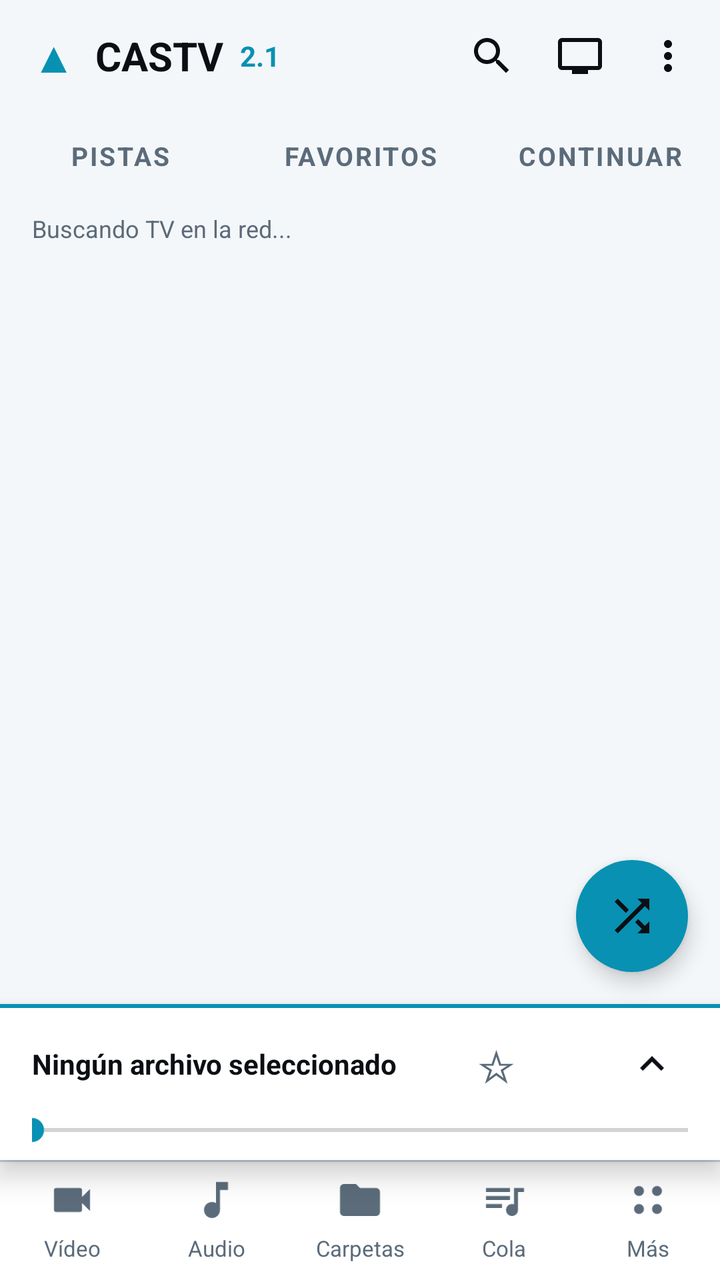
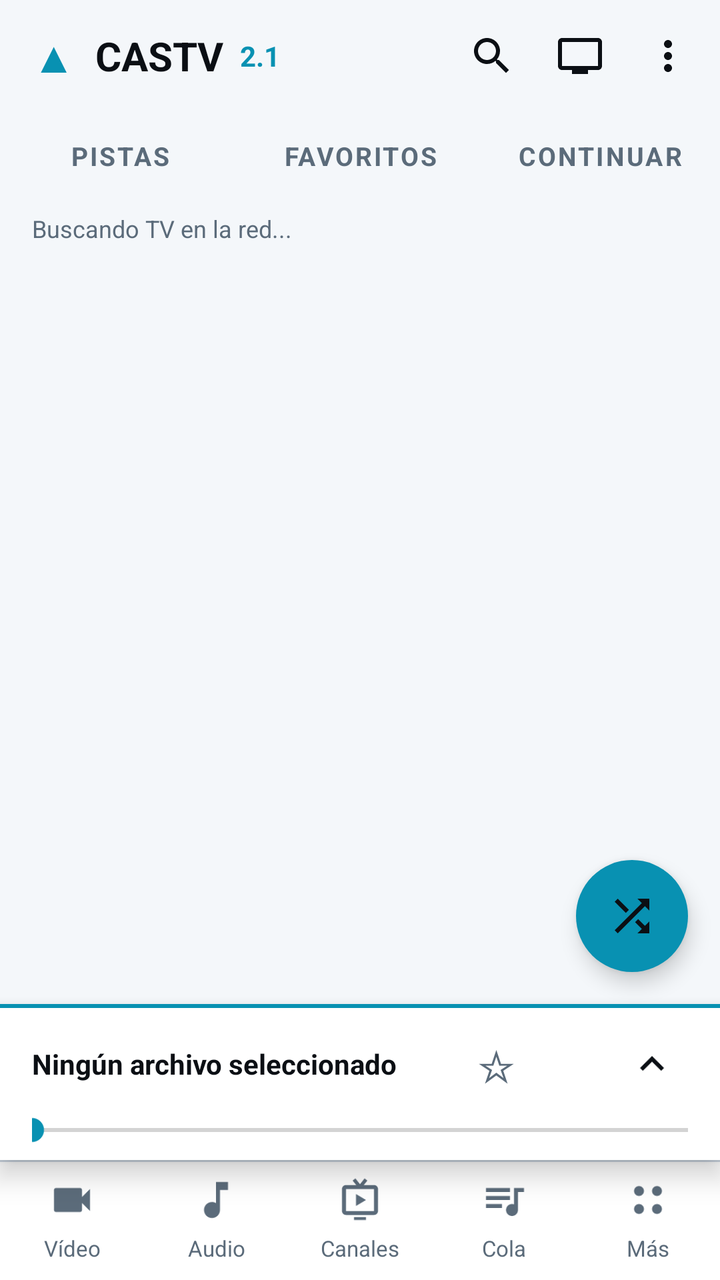

Compare the two renders of this Android layout. The source of the first and the diff that turns it into the second are given below.
<!-- AndroidManifest.xml: application theme Theme.Castv -->
<!-- res/layout/activity_main.xml -->
<?xml version="1.0" encoding="utf-8"?>
<LinearLayout xmlns:android="http://schemas.android.com/apk/res/android"
    android:layout_width="match_parent"
    android:layout_height="match_parent"
    android:background="@color/vlc_bg"
    android:orientation="vertical">

    
    <LinearLayout
        android:layout_width="match_parent"
        android:layout_height="56dp"
        android:gravity="center_vertical"
        android:orientation="horizontal"
        android:paddingStart="16dp"
        android:paddingEnd="4dp">

        <TextView
            android:layout_width="wrap_content"
            android:layout_height="wrap_content"
            android:text="▲"
            android:textColor="?attr/castvAccent"
            android:textSize="22sp" />

        <TextView
            android:layout_width="wrap_content"
            android:layout_height="wrap_content"
            android:layout_marginStart="10dp"
            android:text="CASTV"
            android:textColor="@color/vlc_text"
            android:textSize="20sp"
            android:textStyle="bold" />

        <TextView
            android:layout_width="wrap_content"
            android:layout_height="wrap_content"
            android:layout_marginStart="8dp"
            android:text="2.1"
            android:textColor="?attr/castvAccent"
            android:textSize="14sp"
            android:textStyle="bold" />

        <View
            android:layout_width="0dp"
            android:layout_height="1dp"
            android:layout_weight="1" />

        <ImageButton
            android:id="@+id/btnSearch"
            android:layout_width="44dp"
            android:layout_height="44dp"
            android:background="?attr/selectableItemBackgroundBorderless"
            android:contentDescription="Buscar"
            android:padding="10dp"
            android:scaleType="fitCenter"
            android:src="@drawable/ic_search" />

        <ImageButton
            android:id="@+id/btnOutput"
            android:layout_width="44dp"
            android:layout_height="44dp"
            android:background="?attr/selectableItemBackgroundBorderless"
            android:contentDescription="Salida de música"
            android:padding="10dp"
            android:scaleType="fitCenter"
            android:src="@drawable/ic_tv" />

        <ImageButton
            android:id="@+id/btnMenu"
            android:layout_width="44dp"
            android:layout_height="44dp"
            android:background="?attr/selectableItemBackgroundBorderless"
            android:contentDescription="Más opciones"
            android:padding="10dp"
            android:scaleType="fitCenter"
            android:src="@drawable/ic_more_vert_w" />
    </LinearLayout>

    
    <LinearLayout
        android:id="@+id/searchBar"
        android:layout_width="match_parent"
        android:layout_height="wrap_content"
        android:gravity="center_vertical"
        android:orientation="horizontal"
        android:paddingStart="12dp"
        android:paddingEnd="12dp"
        android:paddingBottom="8dp"
        android:visibility="gone">

        <EditText
            android:id="@+id/etSearch"
            android:layout_width="0dp"
            android:layout_height="44dp"
            android:layout_weight="1"
            android:background="@drawable/bg_search"
            android:hint="Buscar..."
            android:imeOptions="actionSearch"
            android:importantForAutofill="no"
            android:inputType="text"
            android:maxLines="1"
            android:paddingStart="16dp"
            android:paddingEnd="16dp"
            android:singleLine="true"
            android:textColor="@color/vlc_text"
            android:textColorHint="@color/vlc_muted"
            android:textSize="14sp" />

        <TextView
            android:id="@+id/btnClearSearch"
            android:layout_width="44dp"
            android:layout_height="44dp"
            android:gravity="center"
            android:text="✕"
            android:textColor="@color/vlc_muted"
            android:textSize="16sp"
            android:visibility="gone" />
    </LinearLayout>

    
    <LinearLayout
        android:layout_width="match_parent"
        android:layout_height="44dp"
        android:orientation="horizontal">

        <TextView
            android:id="@+id/tabAll"
            android:layout_width="0dp"
            android:layout_height="match_parent"
            android:layout_weight="1"
            android:background="@drawable/tab_off"
            android:gravity="center"
            android:letterSpacing="0.08"
            android:text="PISTAS"
            android:textColor="@color/vlc_muted"
            android:textSize="13sp"
            android:textStyle="bold" />

        <TextView
            android:id="@+id/tabFavs"
            android:layout_width="0dp"
            android:layout_height="match_parent"
            android:layout_weight="1"
            android:background="@drawable/tab_off"
            android:gravity="center"
            android:letterSpacing="0.08"
            android:text="FAVORITOS"
            android:textColor="@color/vlc_muted"
            android:textSize="13sp"
            android:textStyle="bold" />

        <TextView
            android:id="@+id/tabResume"
            android:layout_width="0dp"
            android:layout_height="match_parent"
            android:layout_weight="1"
            android:background="@drawable/tab_off"
            android:gravity="center"
            android:letterSpacing="0.08"
            android:text="CONTINUAR"
            android:textColor="@color/vlc_muted"
            android:textSize="13sp"
            android:textStyle="bold" />
    </LinearLayout>

    
    <TextView
        android:id="@+id/tvFilter"
        android:layout_width="wrap_content"
        android:layout_height="32dp"
        android:layout_marginStart="12dp"
        android:layout_marginTop="6dp"
        android:background="@drawable/bg_chip"
        android:ellipsize="end"
        android:gravity="center_vertical"
        android:maxLines="1"
        android:paddingStart="14dp"
        android:paddingEnd="14dp"
        android:textColor="?attr/castvAccent"
        android:textSize="12sp"
        android:textStyle="bold"
        android:visibility="gone" />

    <TextView
        android:id="@+id/tvStatus"
        android:layout_width="match_parent"
        android:layout_height="wrap_content"
        android:ellipsize="end"
        android:maxLines="2"
        android:paddingStart="16dp"
        android:paddingTop="6dp"
        android:paddingEnd="16dp"
        android:paddingBottom="4dp"
        android:text="Buscando TV en la red..."
        android:textColor="@color/vlc_muted"
        android:textSize="12sp" />

    <FrameLayout
        android:layout_width="match_parent"
        android:layout_height="0dp"
        android:layout_weight="1">

        <ListView
            android:id="@+id/listFiles"
            android:layout_width="match_parent"
            android:layout_height="match_parent"
            android:background="@color/vlc_bg"
            android:clipToPadding="false"
            android:divider="@android:color/transparent"
            android:dividerHeight="0dp"
            android:footerDividersEnabled="false"
            android:headerDividersEnabled="false"
            android:scrollbars="none" />

        <TextView
            android:id="@+id/tvEmpty"
            android:layout_width="match_parent"
            android:layout_height="wrap_content"
            android:layout_gravity="center"
            android:gravity="center"
            android:lineSpacingExtra="4dp"
            android:padding="32dp"
            android:textColor="@color/vlc_muted"
            android:textSize="15sp"
            android:visibility="gone" />

        <ImageButton
            android:id="@+id/fabShuffle"
            android:layout_width="56dp"
            android:layout_height="56dp"
            android:layout_gravity="bottom|end"
            android:layout_margin="16dp"
            android:background="@drawable/ctrl_play"
            android:contentDescription="Mezclar y reproducir"
            android:elevation="6dp"
            android:padding="15dp"
            android:scaleType="fitCenter"
            android:src="@drawable/ic_shuffle"
            android:tint="#0B0F14" />
    </FrameLayout>

    <include layout="@layout/player_bar" />

    
    <LinearLayout
        android:layout_width="match_parent"
        android:layout_height="60dp"
        android:background="@drawable/bg_bottom_nav"
        android:orientation="horizontal">

        <TextView
            android:id="@+id/navVideo"
            android:layout_width="0dp"
            android:layout_height="match_parent"
            android:layout_weight="1"
            android:drawablePadding="2dp"
            android:drawableTint="@color/vlc_muted"
            android:drawableTop="@drawable/ic_nav_video"
            android:ellipsize="end"
            android:gravity="center"
            android:maxLines="1"
            android:paddingStart="4dp"
            android:paddingTop="8dp"
            android:paddingEnd="4dp"
            android:paddingBottom="6dp"
            android:text="Vídeo"
            android:textColor="@color/vlc_muted"
            android:textSize="11sp" />

        <TextView
            android:id="@+id/navAudio"
            android:layout_width="0dp"
            android:layout_height="match_parent"
            android:layout_weight="1"
            android:drawablePadding="2dp"
            android:drawableTint="@color/vlc_muted"
            android:drawableTop="@drawable/ic_nav_audio"
            android:ellipsize="end"
            android:gravity="center"
            android:maxLines="1"
            android:paddingStart="4dp"
            android:paddingTop="8dp"
            android:paddingEnd="4dp"
            android:paddingBottom="6dp"
            android:text="Audio"
            android:textColor="@color/vlc_muted"
            android:textSize="11sp" />

        <TextView
            android:id="@+id/navFolders"
            android:layout_width="0dp"
            android:layout_height="match_parent"
            android:layout_weight="1"
            android:drawablePadding="2dp"
            android:drawableTint="@color/vlc_muted"
            android:drawableTop="@drawable/ic_nav_folder"
            android:ellipsize="end"
            android:gravity="center"
            android:maxLines="1"
            android:paddingStart="4dp"
            android:paddingTop="8dp"
            android:paddingEnd="4dp"
            android:paddingBottom="6dp"
            android:text="Carpetas"
            android:textColor="@color/vlc_muted"
            android:textSize="11sp" />

        <TextView
            android:id="@+id/navQueue"
            android:layout_width="0dp"
            android:layout_height="match_parent"
            android:layout_weight="1"
            android:drawablePadding="2dp"
            android:drawableTint="@color/vlc_muted"
            android:drawableTop="@drawable/ic_nav_queue"
            android:ellipsize="end"
            android:gravity="center"
            android:maxLines="1"
            android:paddingStart="4dp"
            android:paddingTop="8dp"
            android:paddingEnd="4dp"
            android:paddingBottom="6dp"
            android:text="Cola"
            android:textColor="@color/vlc_muted"
            android:textSize="11sp" />

        <TextView
            android:id="@+id/navMore"
            android:layout_width="0dp"
            android:layout_height="match_parent"
            android:layout_weight="1"
            android:drawablePadding="2dp"
            android:drawableTint="@color/vlc_muted"
            android:drawableTop="@drawable/ic_nav_more"
            android:ellipsize="end"
            android:gravity="center"
            android:maxLines="1"
            android:paddingStart="4dp"
            android:paddingTop="8dp"
            android:paddingEnd="4dp"
            android:paddingBottom="6dp"
            android:text="Más"
            android:textColor="@color/vlc_muted"
            android:textSize="11sp" />
    </LinearLayout>
</LinearLayout>
<!-- res/layout/player_bar.xml (included above) -->
<?xml version="1.0" encoding="utf-8"?>
<LinearLayout xmlns:android="http://schemas.android.com/apk/res/android"
    android:layout_width="match_parent"
    android:layout_height="wrap_content"
    android:background="@drawable/bg_mini_player"
    android:elevation="8dp"
    android:orientation="vertical"
    android:paddingStart="16dp"
    android:paddingTop="10dp"
    android:paddingEnd="16dp"
    android:paddingBottom="6dp">

    <LinearLayout
        android:layout_width="match_parent"
        android:layout_height="wrap_content"
        android:gravity="center_vertical"
        android:orientation="horizontal">

        <FrameLayout
            android:id="@+id/nowThumbBox"
            android:layout_width="56dp"
            android:layout_height="42dp"
            android:layout_marginEnd="10dp"
            android:background="@drawable/bg_thumb"
            android:clipToOutline="true"
            android:visibility="gone">

            <ImageView
                android:id="@+id/nowIcon"
                android:layout_width="match_parent"
                android:layout_height="match_parent"
                android:contentDescription="@null"
                android:padding="10dp"
                android:scaleType="fitCenter"
                android:src="@drawable/ic_nav_audio"
                android:tint="@color/vlc_muted" />

            <ImageView
                android:id="@+id/nowThumb"
                android:layout_width="match_parent"
                android:layout_height="match_parent"
                android:contentDescription="@null"
                android:scaleType="centerCrop"
                android:visibility="gone" />
        </FrameLayout>

        <TextView
            android:id="@+id/tvNowPlaying"
            android:layout_width="0dp"
            android:layout_height="wrap_content"
            android:layout_weight="1"
            android:ellipsize="end"
            android:maxLines="2"
            android:text="Ningún archivo seleccionado"
            android:textColor="@color/vlc_text"
            android:textSize="14sp"
            android:textStyle="bold" />

        <androidx.appcompat.widget.AppCompatButton
            android:id="@+id/btnNowFav"
            android:layout_width="40dp"
            android:layout_height="40dp"
            android:background="?attr/selectableItemBackgroundBorderless"
            android:minWidth="0dp"
            android:padding="0dp"
            android:text="☆"
            android:textColor="@color/vlc_muted"
            android:textSize="22sp" />

        <ImageButton
            android:id="@+id/btnQuick"
            android:layout_width="40dp"
            android:layout_height="40dp"
            android:background="?attr/selectableItemBackgroundBorderless"
            android:contentDescription="Reproducir o pausar"
            android:padding="8dp"
            android:scaleType="fitCenter"
            android:src="@drawable/ic_play_w" />

        <ImageButton
            android:id="@+id/btnExpand"
            android:layout_width="36dp"
            android:layout_height="40dp"
            android:background="?attr/selectableItemBackgroundBorderless"
            android:contentDescription="Mostrar controles"
            android:padding="6dp"
            android:scaleType="fitCenter"
            android:src="@drawable/ic_expand" />
    </LinearLayout>

    <SeekBar
        android:id="@+id/seekBar"
        android:layout_width="match_parent"
        android:layout_height="wrap_content"
        android:layout_marginTop="4dp"
        android:enabled="false"
        android:max="100"
        android:paddingStart="0dp"
        android:paddingEnd="0dp"
        android:progressBackgroundTint="#555555"
        android:progressTint="?attr/castvAccent"
        android:thumbTint="?attr/castvAccent" />

    <LinearLayout
        android:id="@+id/playerExpanded"
        android:layout_width="match_parent"
        android:layout_height="wrap_content"
        android:orientation="vertical"
        android:visibility="gone">

    <RelativeLayout
        android:layout_width="match_parent"
        android:layout_height="wrap_content">

        <TextView
            android:id="@+id/tvElapsed"
            android:layout_width="wrap_content"
            android:layout_height="wrap_content"
            android:layout_alignParentStart="true"
            android:text="0:00"
            android:textColor="@color/vlc_muted"
            android:textSize="12sp" />

        <TextView
            android:id="@+id/tvDuration"
            android:layout_width="wrap_content"
            android:layout_height="wrap_content"
            android:layout_alignParentEnd="true"
            android:text="--:--"
            android:textColor="@color/vlc_muted"
            android:textSize="12sp" />
    </RelativeLayout>

    <LinearLayout
        android:layout_width="match_parent"
        android:layout_height="wrap_content"
        android:gravity="center_vertical"
        android:orientation="horizontal">

        <androidx.appcompat.widget.AppCompatButton
            android:id="@+id/btnBack10"
            android:layout_width="56dp"
            android:layout_height="40dp"
            android:background="?attr/selectableItemBackgroundBorderless"
            android:minWidth="0dp"
            android:padding="0dp"
            android:text="−10"
            android:textAllCaps="false"
            android:textColor="@color/vlc_text"
            android:textSize="13sp"
            android:textStyle="bold" />

        <ImageButton
            android:id="@+id/btnMute"
            android:layout_width="40dp"
            android:layout_height="40dp"
            android:background="?attr/selectableItemBackgroundBorderless"
            android:contentDescription="Silencio"
            android:padding="8dp"
            android:scaleType="fitCenter"
            android:src="@drawable/ic_vol_on" />

        <SeekBar
            android:id="@+id/volSeek"
            android:layout_width="0dp"
            android:layout_height="wrap_content"
            android:layout_weight="1"
            android:max="100"
            android:progressBackgroundTint="#555555"
            android:progressTint="?attr/castvAccent"
            android:thumbTint="?attr/castvAccent" />

        <androidx.appcompat.widget.AppCompatButton
            android:id="@+id/btnFwd10"
            android:layout_width="56dp"
            android:layout_height="40dp"
            android:background="?attr/selectableItemBackgroundBorderless"
            android:minWidth="0dp"
            android:padding="0dp"
            android:text="+10"
            android:textAllCaps="false"
            android:textColor="@color/vlc_text"
            android:textSize="13sp"
            android:textStyle="bold" />
    </LinearLayout>

    <LinearLayout
        android:layout_width="match_parent"
        android:layout_height="wrap_content"
        android:gravity="center_vertical"
        android:orientation="horizontal">

        <ImageButton
            android:id="@+id/btnShuffle"
            android:layout_width="0dp"
            android:layout_height="44dp"
            android:layout_weight="1"
            android:background="?attr/selectableItemBackgroundBorderless"
            android:contentDescription="Mezclar"
            android:padding="11dp"
            android:scaleType="fitCenter"
            android:src="@drawable/ic_shuffle" />

        <ImageButton
            android:id="@+id/btnPrev"
            android:layout_width="0dp"
            android:layout_height="44dp"
            android:layout_weight="1"
            android:background="?attr/selectableItemBackgroundBorderless"
            android:contentDescription="Anterior"
            android:padding="11dp"
            android:scaleType="fitCenter"
            android:src="@drawable/ic_prev" />


        <ImageButton
            android:id="@+id/btnPlay"
            android:layout_width="52dp"
            android:layout_height="52dp"
            android:background="@drawable/ctrl_play"
            android:contentDescription="Reproducir"
            android:padding="13dp"
            android:scaleType="fitCenter"
            android:src="@drawable/ic_play" />

        <ImageButton
            android:id="@+id/btnStop"
            android:layout_width="0dp"
            android:layout_height="44dp"
            android:layout_weight="1"
            android:background="?attr/selectableItemBackgroundBorderless"
            android:contentDescription="Detener"
            android:padding="11dp"
            android:scaleType="fitCenter"
            android:src="@drawable/ic_stop" />

        <ImageButton
            android:id="@+id/btnNext"
            android:layout_width="0dp"
            android:layout_height="44dp"
            android:layout_weight="1"
            android:background="?attr/selectableItemBackgroundBorderless"
            android:contentDescription="Siguiente"
            android:padding="11dp"
            android:scaleType="fitCenter"
            android:src="@drawable/ic_next" />

        <ImageButton
            android:id="@+id/btnAuto"
            android:layout_width="0dp"
            android:layout_height="44dp"
            android:layout_weight="1"
            android:background="@drawable/ctrl_off"
            android:contentDescription="Auto-avance"
            android:padding="11dp"
            android:scaleType="fitCenter"
            android:src="@drawable/ic_repeat" />
    </LinearLayout>
    </LinearLayout>
</LinearLayout>
<!-- resources referenced by this layout -->
<resources>
  <color name="vlc_bg">#F4F7FA</color>
  <color name="vlc_muted">#5B6B7A</color>
  <color name="vlc_text">#0B0F14</color>
  <!-- drawable bg_chip (drawable) -->
  <?xml version="1.0" encoding="utf-8"?>
  <shape xmlns:android="http://schemas.android.com/apk/res/android">
      <solid android:color="@color/vlc_surface2"/>
      <stroke android:width="1dp" android:color="@color/vlc_stroke"/>
      <corners android:radius="18dp"/>
  </shape>
  <!-- drawable bg_search (drawable) -->
  <?xml version="1.0" encoding="utf-8"?>
  <shape xmlns:android="http://schemas.android.com/apk/res/android">
      <solid android:color="@color/vlc_surface2"/>
      <corners android:radius="22dp"/>
  </shape>
  <!-- drawable bg_thumb (drawable) -->
  <?xml version="1.0" encoding="utf-8"?>
  <shape xmlns:android="http://schemas.android.com/apk/res/android">
      <solid android:color="@color/vlc_surface2"/>
      <corners android:radius="10dp"/>
  </shape>
  <!-- drawable ctrl_off (drawable) -->
  <?xml version="1.0" encoding="utf-8"?>
  <shape xmlns:android="http://schemas.android.com/apk/res/android">
      <solid android:color="@android:color/transparent"/>
  </shape>
  <!-- drawable ctrl_play (drawable) -->
  <?xml version="1.0" encoding="utf-8"?>
  <shape xmlns:android="http://schemas.android.com/apk/res/android" android:shape="oval">
      <solid android:color="?attr/castvAccent"/>
  </shape>
  <!-- drawable ic_nav_folder (drawable) -->
  <?xml version="1.0" encoding="utf-8"?>
  <vector xmlns:android="http://schemas.android.com/apk/res/android"
      android:width="24dp"
      android:height="24dp"
      android:viewportWidth="24"
      android:viewportHeight="24">
      <path
          android:fillColor="@color/vlc_text"
          android:pathData="M10,4H4c-1.1,0 -1.99,0.9 -1.99,2L2,18c0,1.1 0.9,2 2,2h16c1.1,0 2,-0.9 2,-2V8c0,-1.1 -0.9,-2 -2,-2h-8l-2,-2z" />
  </vector>
  <!-- drawable ic_play (drawable) -->
  <?xml version="1.0" encoding="utf-8"?>
  <vector xmlns:android="http://schemas.android.com/apk/res/android"
      android:width="24dp"
      android:height="24dp"
      android:viewportWidth="24"
      android:viewportHeight="24">
      <path
          android:fillColor="#0B0F14"
          android:pathData="M8,5v14l11,-7z" />
  </vector>
  <!-- drawable ic_play_w (drawable) -->
  <?xml version="1.0" encoding="utf-8"?>
  <vector xmlns:android="http://schemas.android.com/apk/res/android"
      android:width="24dp"
      android:height="24dp"
      android:viewportWidth="24"
      android:viewportHeight="24">
      <path
          android:fillColor="#FFFFFF"
          android:pathData="M8,5v14l11,-7z" />
  </vector>
  <!-- drawable ic_prev (drawable) -->
  <?xml version="1.0" encoding="utf-8"?>
  <vector xmlns:android="http://schemas.android.com/apk/res/android"
      android:width="24dp"
      android:height="24dp"
      android:viewportWidth="24"
      android:viewportHeight="24">
      <path
          android:fillColor="@color/vlc_text"
          android:pathData="M6,6h2v12H6zm3.5,6l8.5,6V6z" />
  </vector>
  <!-- drawable ic_stop (drawable) -->
  <?xml version="1.0" encoding="utf-8"?>
  <vector xmlns:android="http://schemas.android.com/apk/res/android"
      android:width="24dp"
      android:height="24dp"
      android:viewportWidth="24"
      android:viewportHeight="24">
      <path
          android:fillColor="@color/vlc_text"
          android:pathData="M6,6h12v12H6z" />
  </vector>
  <!-- drawable tab_off (drawable) -->
  <?xml version="1.0" encoding="utf-8"?>
  <shape xmlns:android="http://schemas.android.com/apk/res/android">
      <solid android:color="@android:color/transparent"/>
  </shape>
  <color name="vlc_nav">#CBD5E1</color>
  <color name="vlc_surface">#FFFFFF</color>
  <color name="vlc_surface2">#E6ECF2</color>
  <color name="vlc_stroke">#CBD5E1</color>
  <color name="accent_cyan">#0891B2</color>
  <color name="accent_cyan_soft">#330891B2</color>
  <color name="accent_cyan_bg">#D9F3F8</color>
  <!-- unchanged entries left out for length: 15 -->
</resources>

<!-- the commit's change to res/layout/activity_main.xml (unified diff, before → after) -->
@@ -292,7 +292,7 @@
             android:layout_weight="1"
             android:drawablePadding="2dp"
             android:drawableTint="@color/vlc_muted"
-            android:drawableTop="@drawable/ic_nav_folder"
+            android:drawableTop="@drawable/ic_nav_channels"
             android:ellipsize="end"
             android:gravity="center"
             android:maxLines="1"
@@ -300,7 +300,7 @@
             android:paddingTop="8dp"
             android:paddingEnd="4dp"
             android:paddingBottom="6dp"
-            android:text="Carpetas"
+            android:text="Canales"
             android:textColor="@color/vlc_muted"
             android:textSize="11sp" />
 
<!-- resource entries referenced after the edit -->
@@ -32,7 +32,7 @@
   <shape xmlns:android="http://schemas.android.com/apk/res/android" android:shape="oval">
       <solid android:color="?attr/castvAccent"/>
   </shape>
-  <!-- drawable ic_nav_folder (drawable) -->
+  <!-- drawable ic_nav_channels (drawable) -->
   <?xml version="1.0" encoding="utf-8"?>
   <vector xmlns:android="http://schemas.android.com/apk/res/android"
       android:width="24dp"
@@ -41,7 +41,7 @@
       android:viewportHeight="24">
       <path
           android:fillColor="@color/vlc_text"
-          android:pathData="M10,4H4c-1.1,0 -1.99,0.9 -1.99,2L2,18c0,1.1 0.9,2 2,2h16c1.1,0 2,-0.9 2,-2V8c0,-1.1 -0.9,-2 -2,-2h-8l-2,-2z" />
+          android:pathData="M8.3,2.3L9.7,1.2L12,4.1L14.3,1.2L15.7,2.3L13.9,4.5L19,4.5C20.1,4.5 21,5.4 21,6.5L21,17.5C21,18.6 20.1,19.5 19,19.5L5,19.5C3.9,19.5 3,18.6 3,17.5L3,6.5C3,5.4 3.9,4.5 5,4.5L10.1,4.5L8.3,2.3ZM5,6.5L5,17.5L19,17.5L19,6.5L5,6.5ZM9,20.5L15,20.5L15,22L9,22L9,20.5ZM10,9L10,15L15,12L10,9Z" />
   </vector>
   <!-- drawable ic_play (drawable) -->
   <?xml version="1.0" encoding="utf-8"?>
